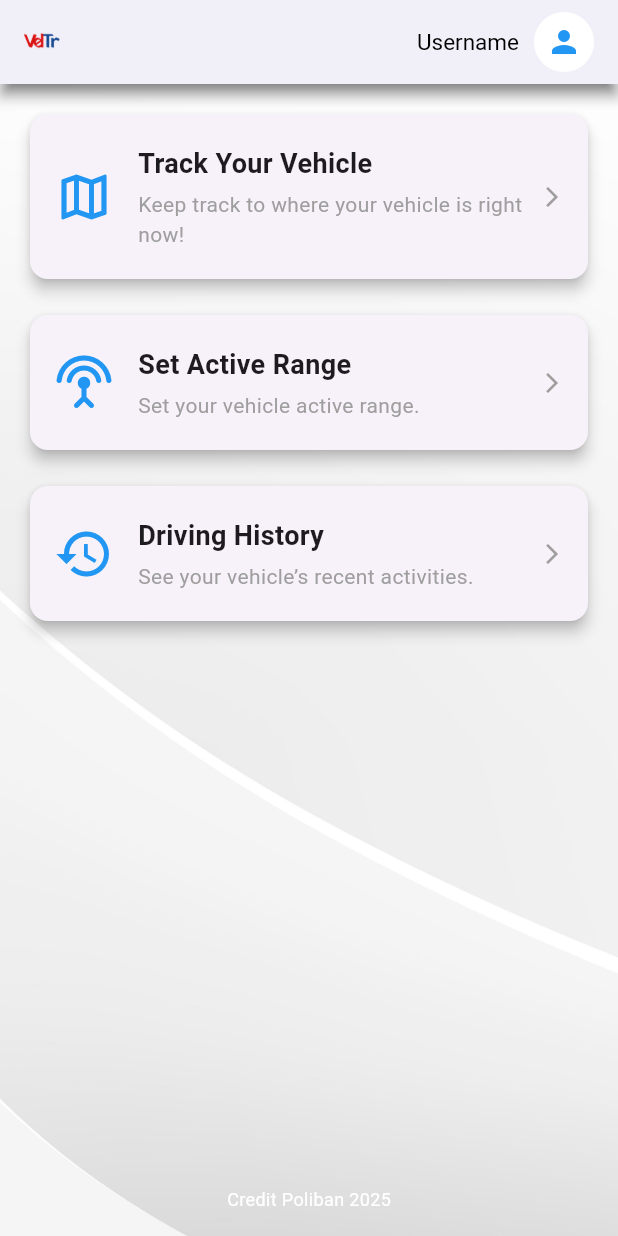
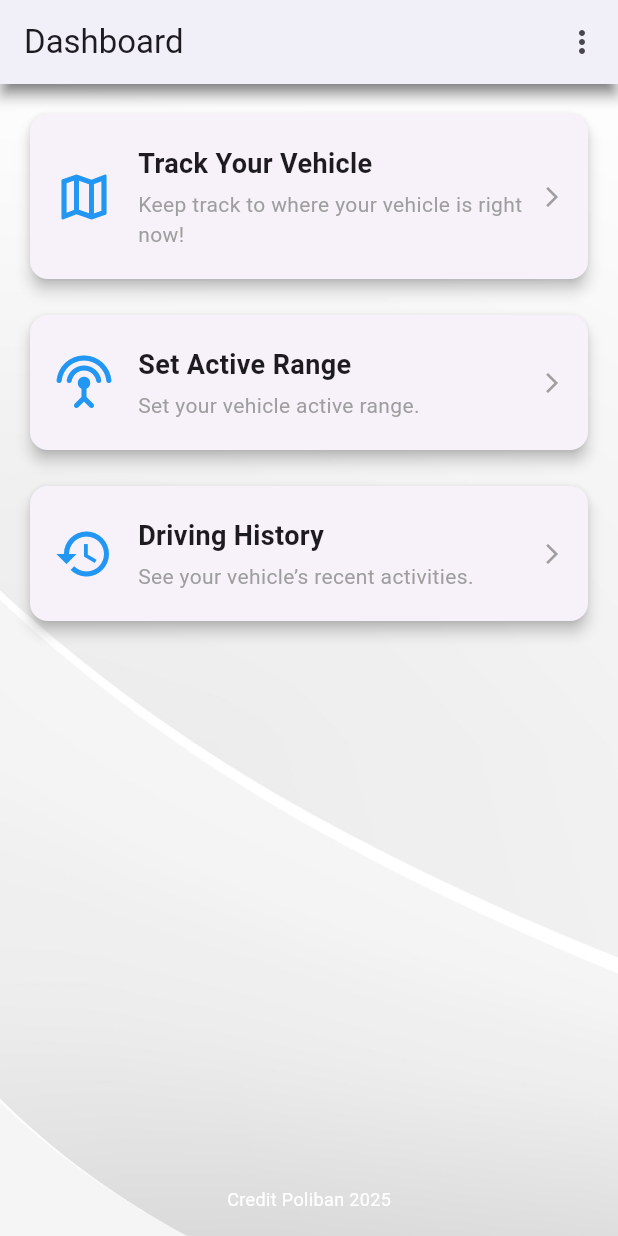
Before and after one commit to muhammadirfanabil/VelTr, a Flutter app: the screen it shows once a user with an empty profile is signed in, on a phone screen of 412 x 824 dp. Run offline on Flutter 3.47's test engine with Material 3 defaults, Android fonts, the phone set to English and light mode, and no system bars; our stand-ins replace cloud_firestore, firebase_auth, firebase_core, firebase_database, flutter_map, google_sign_in and 1 more; accounts and stored records are empty.

Commit message:
feat(logout): add logout function for authentication in navbar using in dropdown menu

```diff
--- a/lib/screens/Index.dart
+++ b/lib/screens/Index.dart
@@ -1,4 +1,6 @@
 import 'package:flutter/material.dart';
+import '../../services/Auth/AuthService.dart';
+
 
 class IndexScreen extends StatelessWidget {
   const IndexScreen({super.key});
@@ -6,29 +8,40 @@ class IndexScreen extends StatelessWidget {
   @override
   Widget build(BuildContext context) {
     return Scaffold(
+      // Navbar
       appBar: AppBar(
         backgroundColor: const Color.fromARGB(255, 255, 255, 255),
         elevation: 4,
         shadowColor: Colors.black.withAlpha(02),
-        title: Row(
-          children: [
-            Image.asset('assets/images/appicon.png', height: 24, width: 24),
-            const Spacer(),
-            Row(
-              children: [
-                const Text(
-                  "Username",
-                  style: TextStyle(color: Colors.black, fontSize: 15),
-                ),
-                const SizedBox(width: 10),
-                CircleAvatar(
-                  backgroundColor: Colors.white,
-                  child: Icon(Icons.person, color: Colors.blue),
-                ),
-              ],
-            ),
-          ],
-        ),
+        title: const Text('Dashboard'), // or whatever title you want
+        actions: [
+          PopupMenuButton<String>(
+            onSelected: (value) async {
+              if (value == 'profile') {
+                Navigator.pushNamed(context, '/profile');
+              } else if (value == 'settings') {
+                Navigator.pushNamed(context, '/settings');
+              } else if (value == 'logout') {
+                await AuthService.signOut();
+                Navigator.pushReplacementNamed(context, '/login');
+              }
+            },
+            itemBuilder: (context) => const [
+              PopupMenuItem(
+                value: 'profile',
+                child: Text('Profile'),
+              ),
+              PopupMenuItem(
+                value: 'settings',
+                child: Text('Settings'),
+              ),
+              PopupMenuItem(
+                value: 'logout',
+                child: Text('Logout'),
+              ),
+            ],
+          ),
+        ],
       ),
       body: Stack(
         children: [
--- a/lib/services/Auth/AuthService.dart
+++ b/lib/services/Auth/AuthService.dart
@@ -49,4 +49,9 @@ class AuthService {
 
     return userCredential;
   }
+
+  static Future<void> signOut() async {
+    await FirebaseAuth.instance.signOut();
+    await GoogleSignIn().signOut();
+  }
 }
```
